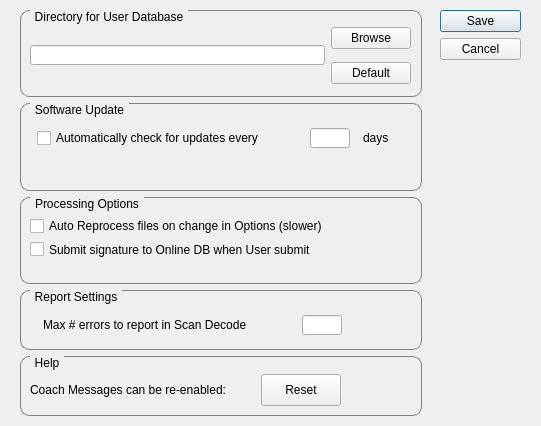
Old version of the form source/snoopconfigdialog.ui in the repository ImpulseAdventure/JPEGsnoop.
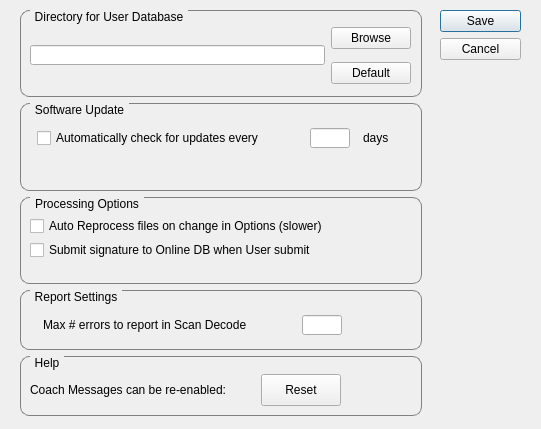
New version of the form.

Commit message: Minor dialog text updates

The edit to the form file:
```diff
--- a/source/snoopconfigdialog.ui
+++ b/source/snoopconfigdialog.ui
@@ -7,7 +7,7 @@
     <x>0</x>
     <y>0</y>
     <width>541</width>
-    <height>426</height>
+    <height>429</height>
    </rect>
   </property>
   <property name="windowTitle">
@@ -221,7 +221,7 @@
          <x>10</x>
          <y>20</y>
          <width>335</width>
-         <height>41</height>
+         <height>42</height>
         </rect>
        </property>
        <layout class="QVBoxLayout" name="verticalLayout_2">
```
The commit also changes 5 other files.
